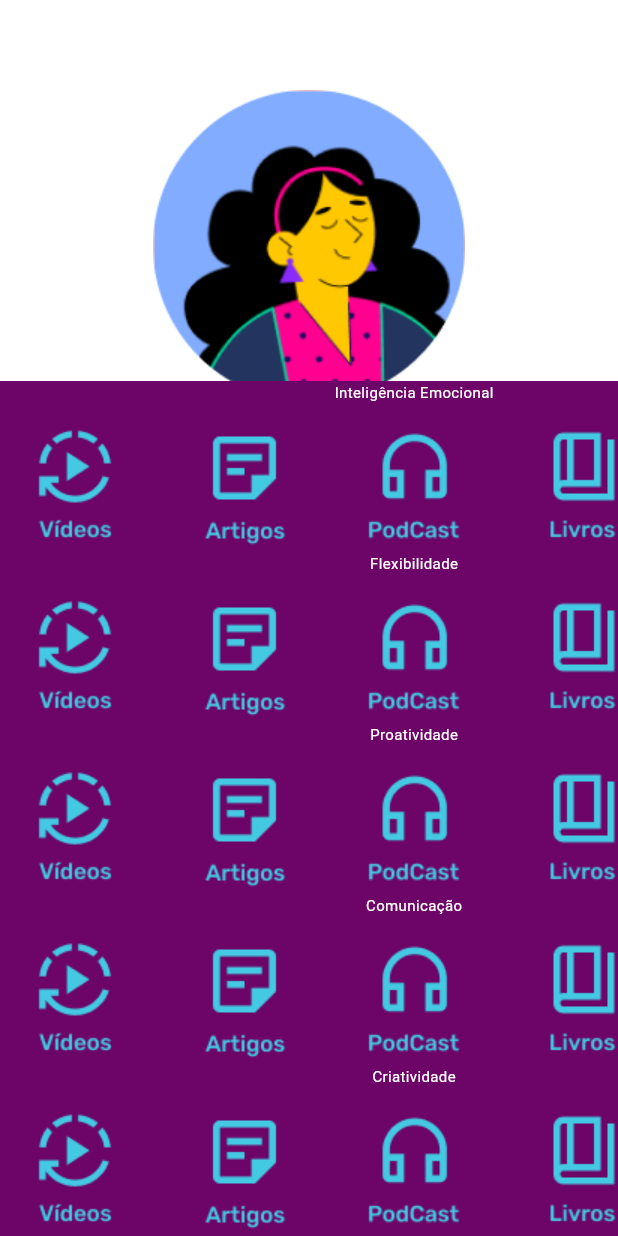
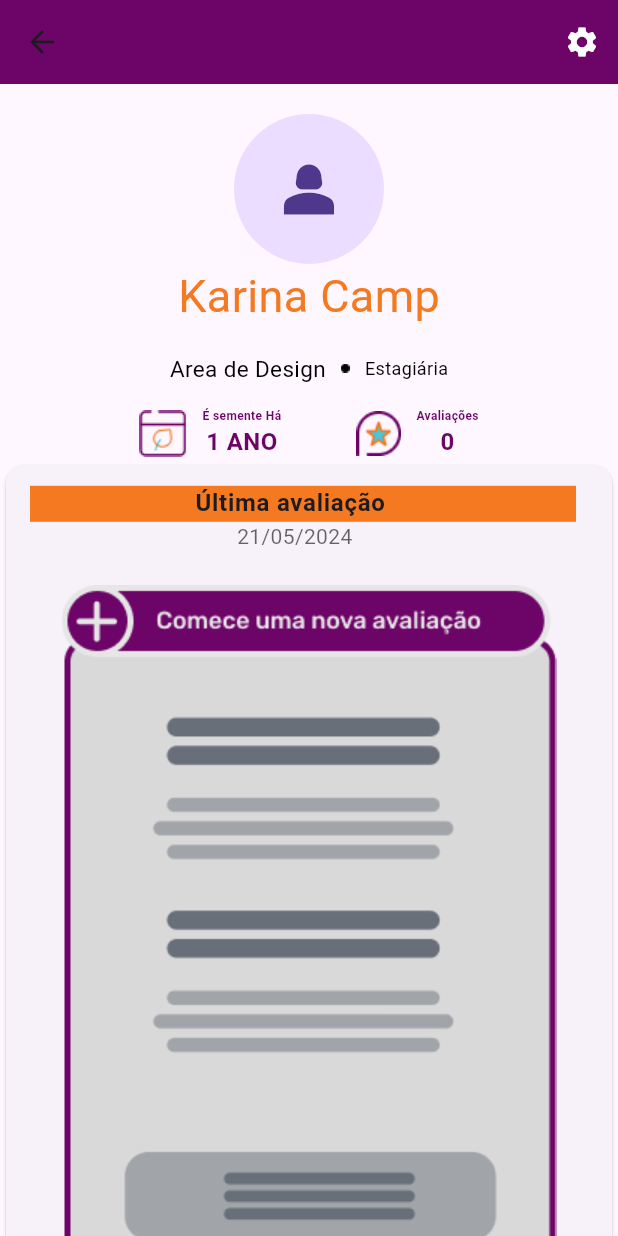
Before and after one commit to henriquepadua/Desafio_Final_CAMP2024_MOBILE, a Flutter app: the HomePageView screen opened directly, item 2 of the bottom bar chosen, after a tap on "Lucas Santos", on a phone screen of 412 x 824 dp. Run offline on Flutter 3.47's test engine with Material 3 defaults, Android fonts, the phone set to English and light mode, and no system bars; our stand-ins replace dio, sqflite; missing offline and left inert: bcrypt, dart:ffi; accounts and stored records are empty.

Commit message:
Adicionando avaliações realizadas estática

```diff
--- a/Mobile/lib/views/AvaliacoesPessoaisPageView.dart
+++ b/Mobile/lib/views/AvaliacoesPessoaisPageView.dart
@@ -1,3 +1,5 @@
+import 'package:Mobile/views/BuscarPageView.dart';
+import 'package:Mobile/views/PerfilPageView.dart';
 import 'package:flutter/material.dart';
 
 class AvaliacoesPessoaisView extends StatefulWidget {
@@ -6,10 +8,34 @@ class AvaliacoesPessoaisView extends StatefulWidget {
 }
 
 class AvaliacoesPessoaisViewState extends State<AvaliacoesPessoaisView> {
+  int _selectedIndex = 1; // Começar no índice 0, que é a página de busca
+  final PageController _pageController = PageController(initialPage: 1);
+
+  static final List<Widget> _pages = <Widget>[
+    BuscarPageView(), // Página de busca primeiro
+    PerfilPageView(), // Página de perfil depois
+  ];
+
+  void _onItemTapped(int index) {
+    setState(() {
+      _selectedIndex = index;
+    });
+    _pageController.jumpToPage(index);
+  }
+
   @override
   Widget build(BuildContext context) {
     return SafeArea(
       child: Scaffold(
+        // bottomNavigationBar: BottomNavigationBar(
+        //   items: const [
+        //     BottomNavigationBarItem(icon: Icon(Icons.search), label: "Buscar"),
+        //     BottomNavigationBarItem(icon: Icon(Icons.person), label: "Perfil"),
+        //   ],
+        //   currentIndex: _selectedIndex,
+        //   selectedItemColor: Colors.amber[800],
+        //   onTap: _onItemTapped,
+        // ),
         backgroundColor: const Color.fromRGBO(109, 4, 103, 1),
         body: Column(
           mainAxisAlignment: MainAxisAlignment.center,
@@ -116,7 +142,11 @@ class AvaliacoesPessoaisViewState extends State<AvaliacoesPessoaisView> {
                               padding: EdgeInsets.symmetric(horizontal: 15)),
                           Expanded(
                             child: ElevatedButton(
-                              onPressed: () {},
+                              onPressed: () {
+                                Navigator.of(context).push(MaterialPageRoute(
+                                    builder: (context) =>
+                                        PerfilPageView()));
+                              },
                               child: const Text(
                                 "Avaliações \n feitas por você",
                                 textAlign: TextAlign.center,
@@ -245,7 +275,6 @@ class AvaliacoesPessoaisViewState extends State<AvaliacoesPessoaisView> {
                 ),
               ),
             ),
-
             Column(
               children: [
                 SingleChildScrollView(
@@ -254,8 +283,7 @@ class AvaliacoesPessoaisViewState extends State<AvaliacoesPessoaisView> {
                     children: [
                       const Text(
                         "Inteligência Emocional",
-                                style: TextStyle(
-                                    fontSize: 10, color: Colors.white),
+                        style: TextStyle(fontSize: 10, color: Colors.white),
                       ),
                       Row(
                         children: [
@@ -264,8 +292,7 @@ class AvaliacoesPessoaisViewState extends State<AvaliacoesPessoaisView> {
                       ),
                       const Text(
                         "Flexibilidade",
-                                style: TextStyle(
-                                    fontSize: 10, color: Colors.white),
+                        style: TextStyle(fontSize: 10, color: Colors.white),
                       ),
                       Row(
                         children: [
@@ -274,8 +301,7 @@ class AvaliacoesPessoaisViewState extends State<AvaliacoesPessoaisView> {
                       ),
                       const Text(
                         "Proatividade",
-                                style: TextStyle(
-                                    fontSize: 10, color: Colors.white),
+                        style: TextStyle(fontSize: 10, color: Colors.white),
                       ),
                       Row(
                         children: [
@@ -284,8 +310,7 @@ class AvaliacoesPessoaisViewState extends State<AvaliacoesPessoaisView> {
                       ),
                       const Text(
                         "Comunicação",
-                                style: TextStyle(
-                                    fontSize: 10, color: Colors.white),
+                        style: TextStyle(fontSize: 10, color: Colors.white),
                       ),
                       Row(
                         children: [
@@ -294,12 +319,10 @@ class AvaliacoesPessoaisViewState extends State<AvaliacoesPessoaisView> {
                       ),
                       const Text(
                         "Criatividade",
-                                style: TextStyle(
-                                    fontSize: 10, color: Colors.white),
+                        style: TextStyle(fontSize: 10, color: Colors.white),
                       ),
                       Row(
                         children: [
-
                           Image.asset("assets/Frame237.png"),
                         ],
                       ),
--- /dev/null
+++ b/Mobile/lib/views/AvaliaçõesRealizadasPageView.dart
@@ -0,0 +1,156 @@
+import 'package:flutter/cupertino.dart';
+import 'package:flutter/material.dart';
+
+class AvaliacoesRealizadasPageView extends StatefulWidget {
+  @override
+  State<StatefulWidget> createState() => AvaliacoesRealizadasPageViewState();
+}
+
+class AvaliacoesRealizadasPageViewState extends State<AvaliacoesRealizadasPageView> {
+  @override
+  Widget build(BuildContext context) {
+    return Scaffold(
+      appBar: AppBar(
+          leading: IconButton(
+            icon: const Icon(Icons.arrow_back),
+            onPressed: () {
+              Navigator.of(context).pop();
+            },
+          ),
+          backgroundColor: Color.fromRGBO(109, 4, 103, 1) ,
+          actions: [
+            IconButton(
+              icon: const Icon(Icons.settings, color: Colors.white),
+              onPressed: () {},
+            ),
+          ],
+      ),
+      body: ListView(
+        children: [
+          const Padding(
+            padding: EdgeInsets.symmetric(vertical: 10),
+          ),
+          const Center(
+            child: CircleAvatar(
+              maxRadius: 50,
+              minRadius: 10,
+              child: Icon(Icons.person_2, size: 50),
+            ),
+          ),
+          Center(
+            child: const Text(
+              "Karina Camp",
+              style: TextStyle(fontSize: 30, color: Color(0xFFF47920)),
+            ),
+          ),
+          const Padding(padding: EdgeInsets.symmetric(vertical: 8)),
+          Row(
+            mainAxisAlignment: MainAxisAlignment.center,
+            children: [
+              const Text(
+                "Area de Design",
+                style: TextStyle(fontSize: 15, color: Colors.black),
+              ),
+              const Padding(padding: EdgeInsets.symmetric(horizontal: 5)),
+              Image.asset("assets/Ellipse59.png"),
+              const Padding(padding: EdgeInsets.symmetric(horizontal: 5)),
+              const Text(
+                "Estagiária",
+                style: TextStyle(fontSize: 12, color: Colors.black),
+              ),
+            ],
+          ),
+          const Padding(padding: EdgeInsets.symmetric(vertical: 8)),
+          Row(
+            mainAxisAlignment: MainAxisAlignment.center,
+            children: [
+              Image.asset("assets/icon_magnifyingglass.png"),
+              const Padding(padding: EdgeInsets.symmetric(horizontal: 5)),
+              const Column(
+                children: [
+                  Text(
+                    "É semente Há",
+                    style: TextStyle(
+                        fontWeight: FontWeight.bold,
+                        fontSize: 8,
+                        color: Color(0xFF6D0467)),
+                  ),
+                  Text(
+                    "1 ANO",
+                    style: TextStyle(
+                        fontWeight: FontWeight.bold,
+                        fontSize: 16,
+                        color: Color(0xFF6D0467)),
+                  ),
+                ],
+              ),
+              const Padding(padding: EdgeInsets.symmetric(horizontal: 25)),
+              Image.asset("assets/Group33730.png"),
+              const Padding(padding: EdgeInsets.symmetric(horizontal: 5)),
+              const Column(
+                children: [
+                  Text(
+                    "Avaliações",
+                    style: TextStyle(
+                        fontWeight: FontWeight.bold,
+                        fontSize: 8,
+                        color: Color(0xFF6D0467)),
+                  ),
+                  Text(
+                    "0",
+                    style: TextStyle(
+                        fontWeight: FontWeight.bold,
+                        fontSize: 16,
+                        color: Color(0xFF6D0467)),
+                  ),
+                ],
+              ),
+            ],
+          ),
+          Card(
+            child: Column(
+              mainAxisAlignment: MainAxisAlignment.center,
+              children: [
+                ListTile(
+                            onTap: () {
+                              Navigator.of(context).push(
+                                MaterialPageRoute(
+                                    builder: (context) => AvaliacoesRealizadasPageView()),
+                              );
+                            },
+                            //leading: Image.asset("assets/ImageAvatar.png"),
+                            title: Container(
+                              color: Color(0xFFF47920),
+                              child: const Row(
+                                children: [
+                                  Padding(
+                                    padding: EdgeInsets.symmetric(horizontal: 55),
+                                  ),
+                                  Text(
+                                    'Última avaliação',
+                                    style: TextStyle(fontWeight: FontWeight.bold),
+                                  ),
+                                ],
+                              ),
+                            ),
+                            subtitle: Row(
+                              children: [
+                                const Padding(
+                                    padding: EdgeInsets.symmetric(horizontal: 69)),
+                                Text(
+                                  '21/05/2024',
+                                  style:
+                                      TextStyle(color: Colors.black.withOpacity(0.6)),
+                                ),
+                              ],
+                            ),
+                          ),
+                          IconButton(onPressed: (){},icon: Image.asset("assets/Group33735.png"))
+              ],
+            ),
+          ),
+        ],
+      ),
+    );
+  }
+}
--- a/Mobile/lib/views/HomePageView.dart
+++ b/Mobile/lib/views/HomePageView.dart
@@ -36,7 +36,7 @@ class _HomePageViewState extends State<HomePageView> {
               Navigator.of(context).pop();
             },
           ),
-          backgroundColor: Colors.black,
+          backgroundColor: Color.fromRGBO(109, 4, 103, 1) ,
           actions: [
             IconButton(
               icon: const Icon(Icons.settings, color: Colors.white),
--- a/Mobile/lib/views/PerfilPageView.dart
+++ b/Mobile/lib/views/PerfilPageView.dart
@@ -1,3 +1,4 @@
+import 'package:Mobile/views/Avalia%C3%A7%C3%B5esRealizadasPageView.dart';
 import 'package:Mobile/views/AvaliacoesPessoaisPageView.dart';
 import 'package:Mobile/views/HomePageView.dart';
 import 'package:flutter/material.dart';
@@ -18,94 +19,134 @@ class PerfilPageView extends StatelessWidget {
               child: Icon(Icons.person_2, size: 50),
             ),
           ),
-          const Center(
-            child: Text(
+          const Text(
             "Karina Camp",
-              style: TextStyle(fontSize: 30),
+            style: TextStyle(fontSize: 30, color: Color(0xFF6D0467)),
           ),
-          ),
-          const Row(
-            crossAxisAlignment: CrossAxisAlignment.center,
+          const Padding(padding: EdgeInsets.symmetric(vertical: 8)),
+          Row(
             mainAxisAlignment: MainAxisAlignment.center,
             children: [
-              Text(
-                "Area de Design * ",
-                style: TextStyle(fontSize: 20),
+              const Text(
+                "Area de Design",
+                style: TextStyle(fontSize: 15, color: Colors.black),
               ),
-              Text(
+              const Padding(padding: EdgeInsets.symmetric(horizontal: 5)),
+              Image.asset("assets/Ellipse59.png"),
+              const Padding(padding: EdgeInsets.symmetric(horizontal: 5)),
+              const Text(
                 "Estagiária",
-                style: TextStyle(fontSize: 20),
+                style: TextStyle(fontSize: 12, color: Colors.black),
               ),
             ],
           ),
+          const Padding(padding: EdgeInsets.symmetric(vertical: 8)),
           Row(
-            crossAxisAlignment: CrossAxisAlignment.center,
-            mainAxisAlignment: MainAxisAlignment.start,
+            mainAxisAlignment: MainAxisAlignment.center,
             children: [
-              const Padding(padding: EdgeInsets.symmetric(horizontal: 10)),
-              Image.asset("assets/Caledarioplanta.png"),
-              const Padding(padding: EdgeInsets.symmetric(horizontal: 15)),
-              const Text(
-                "É SEMENTE HÁ \n 1 ANO",
-                style: TextStyle(fontSize: 15),
+              Image.asset("assets/icon_magnifyingglass.png"),
+              const Padding(padding: EdgeInsets.symmetric(horizontal: 5)),
+              const Column(
+                children: [
+                  Text(
+                    "É semente Há",
+                    style: TextStyle(
+                        fontWeight: FontWeight.bold,
+                        fontSize: 8,
+                        color: Color(0xFF6D0467)),
                   ),
-              const Padding(padding: EdgeInsets.symmetric(horizontal: 20)),
-              Image.asset("assets/Icon.png"),
-              const Padding(padding: EdgeInsets.symmetric(horizontal: 10)),
-              const Text(
-                textAlign: TextAlign.center,
-                "Avaliações \n 87",
-                style: TextStyle(fontSize: 15),
+                  Text(
+                    "1 ANO",
+                    style: TextStyle(
+                        fontWeight: FontWeight.bold,
+                        fontSize: 16,
+                        color: Color(0xFF6D0467)),
                   ),
                 ],
               ),
-          Row(
+              const Padding(padding: EdgeInsets.symmetric(horizontal: 25)),
+              Image.asset("assets/Group33730.png"),
+              const Padding(padding: EdgeInsets.symmetric(horizontal: 5)),
+              const Column(
                 children: [
-              const Padding(padding: EdgeInsets.symmetric(horizontal: 40)),
-              Row(
-                children: [
-                  TextButton(
-                    onPressed: () {},
-                    child: const Text(
-                      "Avaliações feitas por você",
+                  Text(
+                    "Avaliações",
                     style: TextStyle(
-                          color: Colors.black,
-                          fontSize: 13,
-                          fontWeight: FontWeight.bold),
+                        fontWeight: FontWeight.bold,
+                        fontSize: 8,
+                        color: Color(0xFF6D0467)),
                   ),
-                  ),
-                ],
-              ),
-              Row(
-                children: [
-                  TextButton(
-                    onPressed: () {},
-                    child: const Text(
-                      "Carreiras",
+                  Text(
+                    "0",
                     style: TextStyle(
-                          color: Colors.black,
-                          fontSize: 13,
-                          fontWeight: FontWeight.bold),
-                    ),
+                        fontWeight: FontWeight.bold,
+                        fontSize: 16,
+                        color: Color(0xFF6D0467)),
                   ),
                 ],
               ),
             ],
           ),
-          SizedBox(
+          const Padding(
+            padding: EdgeInsets.symmetric(vertical: 5),
+          ),
+          Image.asset("assets/Line7.png"),
+          const Padding(
+            padding: EdgeInsets.symmetric(vertical: 15),
+          ),
+          Row(
+            mainAxisAlignment: MainAxisAlignment.center,
+            children: [
+              const Padding(padding: EdgeInsets.symmetric(horizontal: 15)),
+              Expanded(
+                child: ElevatedButton(
+                  onPressed: () {},
+                  style: ButtonStyle(
+                    backgroundColor: MaterialStateProperty.all<Color>(
+                        Color.fromRGBO(109, 4, 103, 1)),
+                  ),
+                  child: const Text(
+                    "Avaliações \n feitas por você",
+                    textAlign: TextAlign.center,
+                    style: TextStyle(color: Colors.white, fontSize: 16),
+                  ),
+                ),
+              ),
+              const Padding(padding: EdgeInsets.symmetric(horizontal: 15)),
+              Expanded(
+                child: ElevatedButton(
+                  onPressed: () {
+                    Navigator.of(context).push(MaterialPageRoute(
+                        builder: (context) => AvaliacoesPessoaisView()));
+                  },
+                  style: ButtonStyle(
+                    backgroundColor:
+                        MaterialStateProperty.all<Color>(Colors.white),
+                  ),
+                  child: const Text(
+                    "Carreiras",
+                    textAlign: TextAlign.center,
+                    style: TextStyle(color: Colors.black, fontSize: 16),
+                  ),
+                ),
+              ),
+            ],
+          ),
+          Padding(padding: EdgeInsets.symmetric(vertical:10)),
+          Container(
+            color: Color(0xFFF47920),
             width: 350,
             height: 120,
-            child: Builder(
-              builder: (context) {
+            child: Builder(builder: (context) {
               return Card(
                 clipBehavior: Clip.antiAlias,
                 child: Column(
                   children: [
                     ListTile(
-                        onTap: (){
+                      onTap: () {
                         Navigator.of(context).push(
                           MaterialPageRoute(
-                            builder: (context) => AvaliacoesPessoaisView()),
+                              builder: (context) => AvaliacoesRealizadasPageView()),
                         );
                       },
                       leading: Image.asset("assets/ImageAvatar.png"),
@@ -135,7 +176,8 @@ class PerfilPageView extends StatelessWidget {
                     Row(
                       children: [
                         const Padding(
-                              padding: EdgeInsets.symmetric(horizontal: 63),),
+                          padding: EdgeInsets.symmetric(horizontal: 63),
+                        ),
                         const Icon(Icons.timer_sharp),
                         Padding(
                           padding: const EdgeInsets.symmetric(horizontal: 15.0),
@@ -150,8 +192,7 @@ class PerfilPageView extends StatelessWidget {
                   ],
                 ),
               );
-              }
-            ),
+            }),
           ),
           // Adicione os outros cards da mesma maneira
           ElevatedButton(
--- a/Mobile/pubspec.yaml
+++ b/Mobile/pubspec.yaml
@@ -88,6 +88,7 @@ flutter:
    - assets/Line18.png
    - assets/Frame237.png
    - assets/Logo.png
+   - assets/Group33735.png
   # An image asset can refer to one or more resolution-specific "variants", see
   # https://flutter.dev/assets-and-images/#resolution-aware
 
```
Also changed, not shown: Mobile/assets/Avaliação escrita.png (added), Mobile/assets/Group33735.png (added), Mobile/assets/Pergunta 1.png (added), Mobile/assets/Pergunta 2.png (added). Lines whose indentation alone changed are shown as unchanged.
